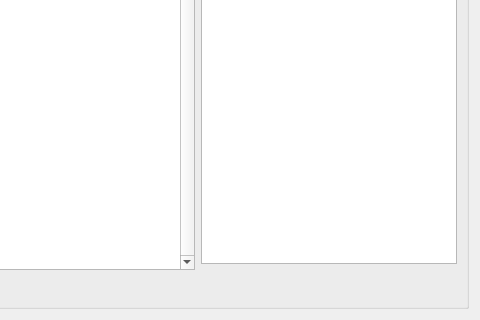
First picture: the form in Train3DMASCDialog.ui, repository dgirardeau/q3DMASC, before the edit; both pictures show x 354 to 834 and y 475 to 795 of the 834 by 795 pixel window.
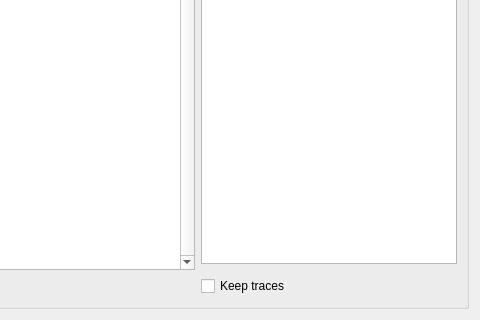
Second picture: the form after the edit.

The edit to the form file:
```diff
--- a/Train3DMASCDialog.ui
+++ b/Train3DMASCDialog.ui
@@ -259,6 +259,16 @@
         </column>
        </widget>
       </item>
+      <item row="3" column="1">
+       <widget class="QCheckBox" name="checkBox_keepTraces">
+        <property name="toolTip">
+         <string>&lt;html&gt;&lt;head/&gt;&lt;body&gt;&lt;p&gt;If checked, a directory is created near the parameters file. Each time you click on Run, the features used to train the random forest will be stored and an entry will be created in a specific file to save the metrics associated with the classifier.&lt;/p&gt;&lt;/body&gt;&lt;/html&gt;</string>
+        </property>
+        <property name="text">
+         <string>Keep traces</string>
+        </property>
+       </widget>
+      </item>
      </layout>
     </widget>
    </item>
```
